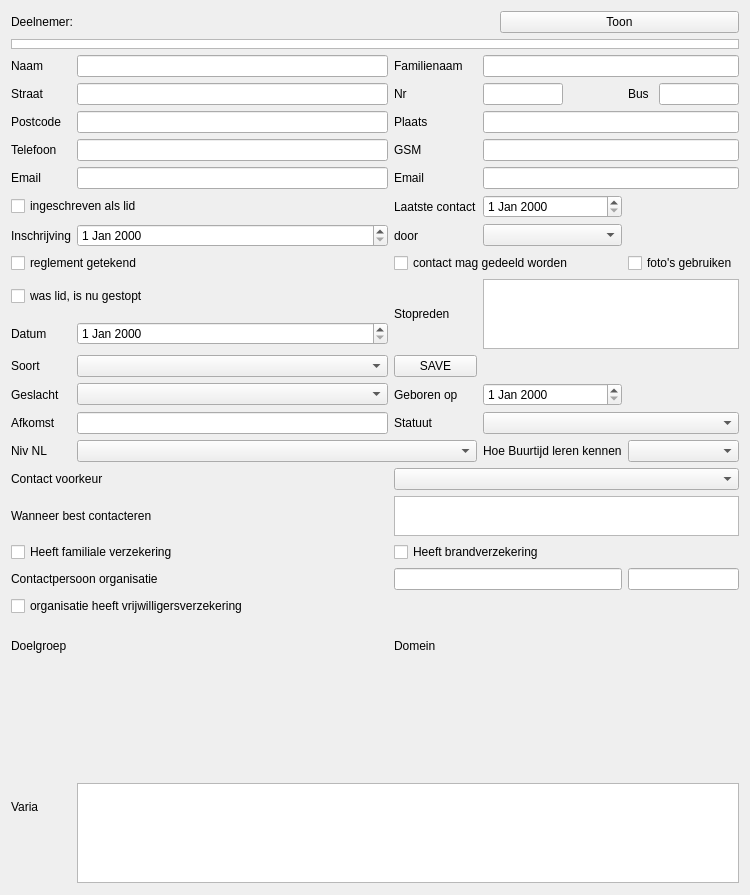
Above: buurtijd_deelnemers.ui from vvim/BT_deelnemers before the change. Below: the same form after it.
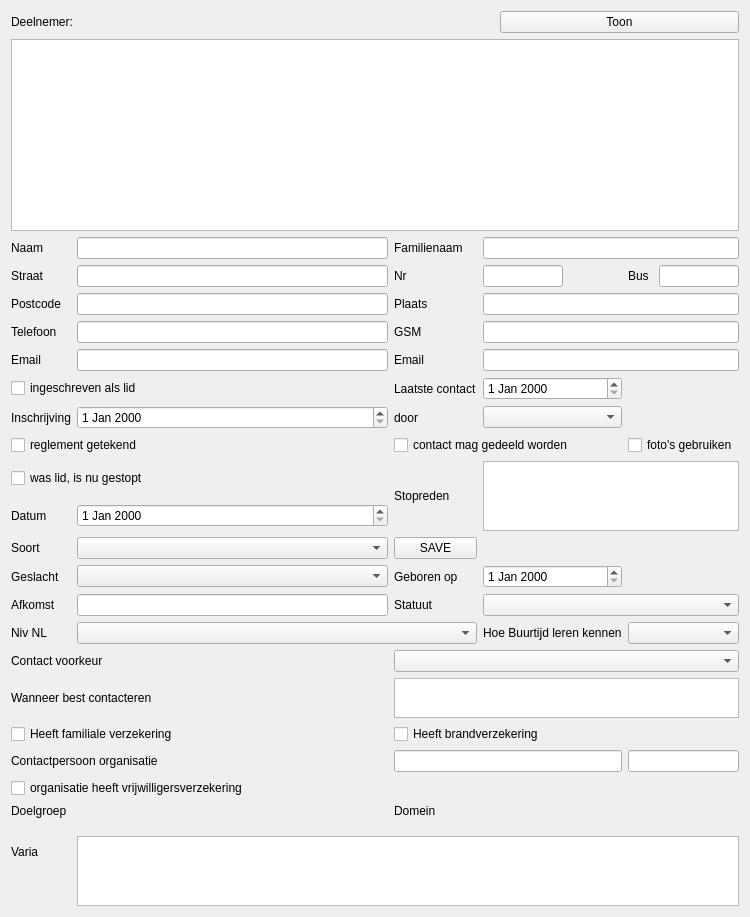
That is the form after the change. Custom widgets are drawn as their Qt base class.

Commit message:
ui: vertical spacer is needed
When widget are made invisible, they will no longer occupy space (the vertical spacer 'compresses' everything towards the top)

```diff
--- a/buurtijd_deelnemers.ui
+++ b/buurtijd_deelnemers.ui
@@ -46,7 +46,7 @@
      <property name="maximumSize">
       <size>
        <width>16777215</width>
-       <height>10</height>
+       <height>280</height>
       </size>
      </property>
     </widget>
@@ -448,6 +448,19 @@
      </item>
     </layout>
    </item>
+   <item>
+    <spacer name="verticalSpacer">
+     <property name="orientation">
+      <enum>Qt::Vertical</enum>
+     </property>
+     <property name="sizeHint" stdset="0">
+      <size>
+       <width>20</width>
+       <height>40</height>
+      </size>
+     </property>
+    </spacer>
+   </item>
   </layout>
  </widget>
  <layoutdefault spacing="6" margin="11"/>
```
